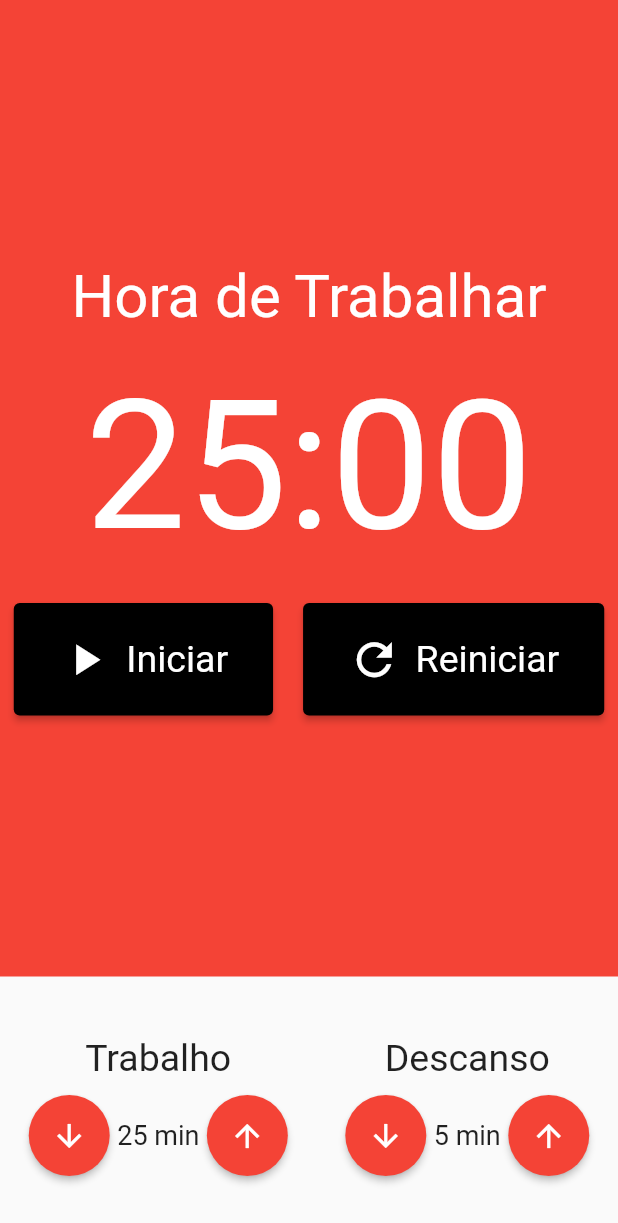
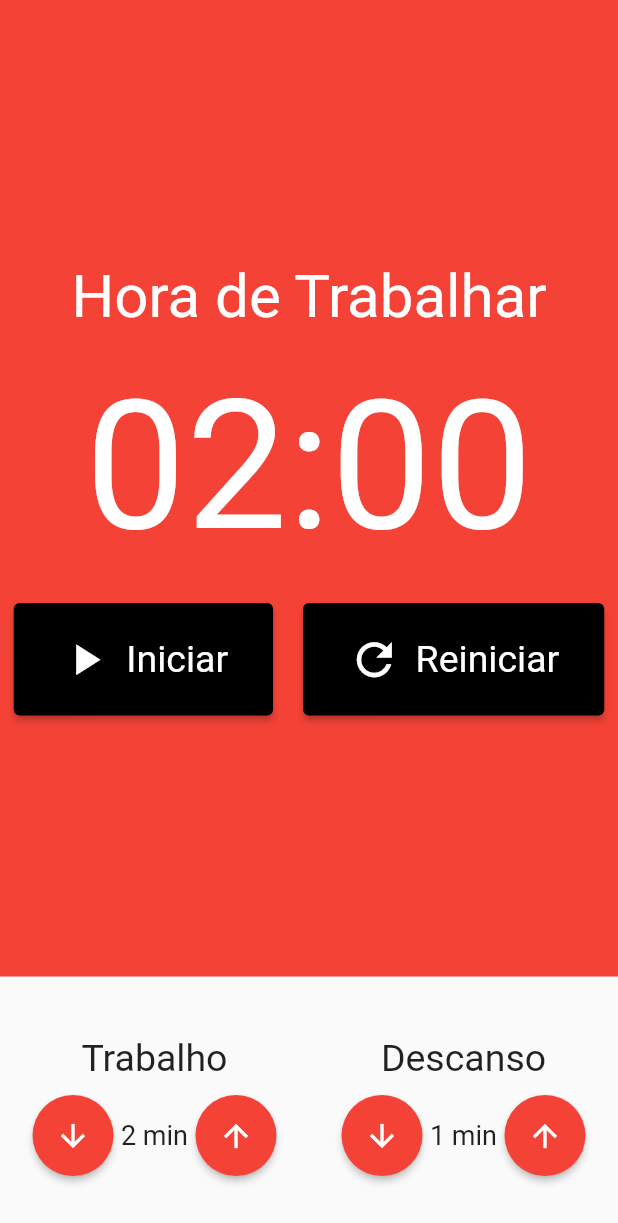
Before and after one commit to FernandoRCandiani/Pomodoro, a Flutter app: the screen it shows after launch, on a phone screen of 412 x 824 dp. Shown: the top 1223 px of the screen. Run offline on Flutter 3.47's test engine with Material 2 defaults, Android fonts, the phone set to English and light mode, and no system bars; our stand-ins replace flutter_mobx, mobx; generated files the repository leaves out were written again.

Commit message:
Pomodoro Store

```diff
--- a/lib/components/cronometro.dart
+++ b/lib/components/cronometro.dart
@@ -1,27 +1,36 @@
 import 'package:flutter/material.dart';
+import 'package:flutter_mobx/flutter_mobx.dart';
 import 'package:pomodoro/components/cronometroBotao.dart';
+import 'package:pomodoro/store/pomodoro.store.dart';
+import 'package:provider/provider.dart';
 
 class Cronometro extends StatelessWidget {
   const Cronometro({super.key});
 
   @override
   Widget build(BuildContext context) {
+    final store = Provider.of<PomodoroStore>(context);
+
+    return Observer(
+      builder: (_) {
         return Container(
-      color: Colors.red,
+          color: store.estaTrabalhando() ? Colors.red : Colors.green,
           child: Column(
             mainAxisAlignment: MainAxisAlignment.center,
             children: [
-          const Text(
-            'Hora de Trabalhar',
-            style: TextStyle(
+              Text(
+                store.estaTrabalhando()
+                    ? 'Hora de Trabalhar'
+                    : 'Hora de Descansar',
+                style: const TextStyle(
                   fontSize: 40,
                   color: Colors.white,
                 ),
               ),
               const SizedBox(height: 20),
-          const Text(
-            '25:00',
-            style: TextStyle(
+              Text(
+                '${store.minutos.toString().padLeft(2, '0')}:${store.segundos.toString().padLeft(2, '0')}',
+                style: const TextStyle(
                   fontSize: 120,
                   color: Colors.white,
                 ),
@@ -29,26 +38,31 @@ class Cronometro extends StatelessWidget {
               const SizedBox(height: 20),
               Row(
                 mainAxisAlignment: MainAxisAlignment.center,
-            children: const [
+                children: [
+                  if (!store.iniciado)
                     Padding(
-                padding: EdgeInsets.only(right: 10),
+                      padding: const EdgeInsets.only(right: 10),
                       child: CronometroBotao(
                         icone: Icons.play_arrow,
                         texto: 'Iniciar',
+                        click: store.iniciar,
                       ),
                     ),
-              // Padding(
-              // padding: EdgeInsets.only(right: 10),
-              //   child: CronometroBotao(
-              //     icone: Icons.stop,
-              //     texto: 'Parar',
-              //   ),
-              // ),
+                  if (store.iniciado)
                     Padding(
-                padding: EdgeInsets.only(left: 10),
+                      padding: const EdgeInsets.only(right: 10),
+                      child: CronometroBotao(
+                        icone: Icons.stop,
+                        texto: 'Parar',
+                        click: store.parar,
+                      ),
+                    ),
+                  Padding(
+                    padding: const EdgeInsets.only(left: 10),
                     child: CronometroBotao(
                       icone: Icons.refresh,
                       texto: 'Reiniciar',
+                      click: store.reiniciar,
                     ),
                   ),
                 ],
@@ -56,5 +70,7 @@ class Cronometro extends StatelessWidget {
             ],
           ),
         );
+      },
+    );
   }
 }
--- a/lib/components/cronometroBotao.dart
+++ b/lib/components/cronometroBotao.dart
@@ -3,10 +3,12 @@ import 'package:flutter/material.dart';
 class CronometroBotao extends StatelessWidget {
   final String texto;
   final IconData icone;
+  final void Function()? click;
 
   const CronometroBotao({
     required this.texto,
     required this.icone,
+    this.click,
     super.key,
   });
 
@@ -15,15 +17,15 @@ class CronometroBotao extends StatelessWidget {
     return ElevatedButton(
       style: ElevatedButton.styleFrom(
         backgroundColor: Colors.black,
-        padding: EdgeInsets.symmetric(
+        padding: const EdgeInsets.symmetric(
           vertical: 20,
           horizontal: 30,
         ),
-        textStyle: TextStyle(
+        textStyle: const TextStyle(
           fontSize: 25,
         ),
       ),
-      onPressed: () {},
+      onPressed: click,
       child: Row(
         children: [
           Padding(
--- a/lib/components/entrada_tempo.dart
+++ b/lib/components/entrada_tempo.dart
@@ -1,62 +1,72 @@
 import 'package:flutter/material.dart';
+import 'package:pomodoro/store/pomodoro.store.dart';
+import 'package:provider/provider.dart';
 
 class EntradaTempo extends StatelessWidget {
   final String titulo;
   final int valor;
+  final void Function()? inc;
+  final void Function()? dec;
 
   const EntradaTempo({
     required this.titulo,
     required this.valor,
+    this.inc,
+    this.dec,
     super.key,
   });
 
   @override
   Widget build(BuildContext context) {
+    final store = Provider.of<PomodoroStore>(context);
+
     return Column(
       crossAxisAlignment: CrossAxisAlignment.center,
       children: [
         Text(
-          this.titulo,
-          style: TextStyle(
+          titulo,
+          style: const TextStyle(
             fontSize: 25,
           ),
         ),
-        SizedBox(height: 10),
+        const SizedBox(height: 10),
         Row(
           mainAxisAlignment: MainAxisAlignment.center,
           children: [
             ElevatedButton(
-              onPressed: () {},
-              child: Icon(
+              onPressed: dec,
+              style: ElevatedButton.styleFrom(
+                shape: const CircleBorder(),
+                padding: const EdgeInsets.all(15),
+                backgroundColor:
+                    store.estaTrabalhando() ? Colors.red : Colors.green,
+              ),
+              child: const Icon(
                 Icons.arrow_downward,
                 color: Colors.white,
               ),
-              style: ElevatedButton.styleFrom(
-                shape: CircleBorder(),
-                padding: EdgeInsets.all(15),
-                backgroundColor: Colors.red,
-              ),
             ),
             Text(
-              '${this.valor} min',
-              style: TextStyle(
+              '$valor min',
+              style: const TextStyle(
                 fontSize: 18,
               ),
             ),
             ElevatedButton(
-              onPressed: () {},
-              child: Icon(
+              onPressed: inc,
+              style: ElevatedButton.styleFrom(
+                shape: const CircleBorder(),
+                padding: const EdgeInsets.all(15),
+                backgroundColor:
+                    store.estaTrabalhando() ? Colors.red : Colors.green,
+              ),
+              child: const Icon(
                 Icons.arrow_upward,
                 color: Colors.white,
               ),
-              style: ElevatedButton.styleFrom(
-                shape: CircleBorder(),
-                padding: EdgeInsets.all(15),
-                backgroundColor: Colors.red,
-              ),
             ),
           ],
-        )
+        ),
       ],
     );
   }
--- a/lib/main.dart
+++ b/lib/main.dart
@@ -1,5 +1,7 @@
 import 'package:flutter/material.dart';
 import 'package:pomodoro/pages/Pomodoro.dart';
+import 'package:pomodoro/store/pomodoro.store.dart';
+import 'package:provider/provider.dart';
 
 void main() {
   runApp(const MyApp());
@@ -11,21 +13,19 @@ class MyApp extends StatelessWidget {
   // This widget is the root of your application.
   @override
   Widget build(BuildContext context) {
-    return MaterialApp(
-      title: 'Flutter Demo',
-      theme: ThemeData(
-        // This is the theme of your application.
-        //
-        // Try running your application with "flutter run". You'll see the
-        // application has a blue toolbar. Then, without quitting the app, try
-        // changing the primarySwatch below to Colors.green and then invoke
-        // "hot reload" (press "r" in the console where you ran "flutter run",
-        // or simply save your changes to "hot reload" in a Flutter IDE).
-        // Notice that the counter didn't reset back to zero; the application
-        // is not restarted.
-        primarySwatch: Colors.blue,
+    return MultiProvider(
+      providers: [
+        Provider<PomodoroStore>(
+          create: (_) => PomodoroStore(),
+        ),
+      ],
+      child: MaterialApp(
+        title: 'Flutter Demo',
+        theme: ThemeData(
+          primarySwatch: Colors.blue,
+        ),
+        home: const Pomodoro(),
       ),
-      home: const Pomodoro(),
     );
   }
 }
--- a/lib/pages/pomodoro.dart
+++ b/lib/pages/pomodoro.dart
@@ -1,12 +1,17 @@
 import 'package:flutter/material.dart';
+import 'package:flutter_mobx/flutter_mobx.dart';
 import 'package:pomodoro/components/cronometro.dart';
 import 'package:pomodoro/components/entrada_tempo.dart';
+import 'package:pomodoro/store/pomodoro.store.dart';
+import 'package:provider/provider.dart';
 
 class Pomodoro extends StatelessWidget {
   const Pomodoro({super.key});
 
   @override
   Widget build(BuildContext context) {
+    final store = Provider.of<PomodoroStore>(context);
+
     return Scaffold(
       body: Column(
         crossAxisAlignment: CrossAxisAlignment.stretch,
@@ -16,18 +21,32 @@ class Pomodoro extends StatelessWidget {
           ),
           Padding(
             padding: const EdgeInsets.symmetric(vertical: 40),
-            child: Row(
+            child: Observer(
+              builder: (_) => Row(
                 mainAxisAlignment: MainAxisAlignment.spaceAround,
-              children: const [
+                children: [
                   EntradaTempo(
                     titulo: 'Trabalho',
-                  valor: 25,
+                    valor: store.tempoTrabalho,
+                    inc: store.iniciado && store.estaTrabalhando()
+                        ? null
+                        : store.incrementarTempoTrabalho,
+                    dec: store.iniciado && store.estaTrabalhando()
+                        ? null
+                        : store.decrementarTempoTrabalho,
                   ),
                   EntradaTempo(
                     titulo: 'Descanso',
-                  valor: 5,
+                    valor: store.tempoDescanso,
+                    inc: store.iniciado && store.estaDescansando()
+                        ? null
+                        : store.incrementarTempoDescanso,
+                    dec: store.iniciado && store.estaDescansando()
+                        ? null
+                        : store.decrementarTempoDescanso,
                   ),
                 ],
+              ),
             ),
           ),
         ],
```
Also changed, not shown: lib/store/pomodoro.store.dart (added, +110 -0 lines), lib/store/pomodoro.store.g.dart (added). Lines whose indentation alone changed are shown as unchanged.
